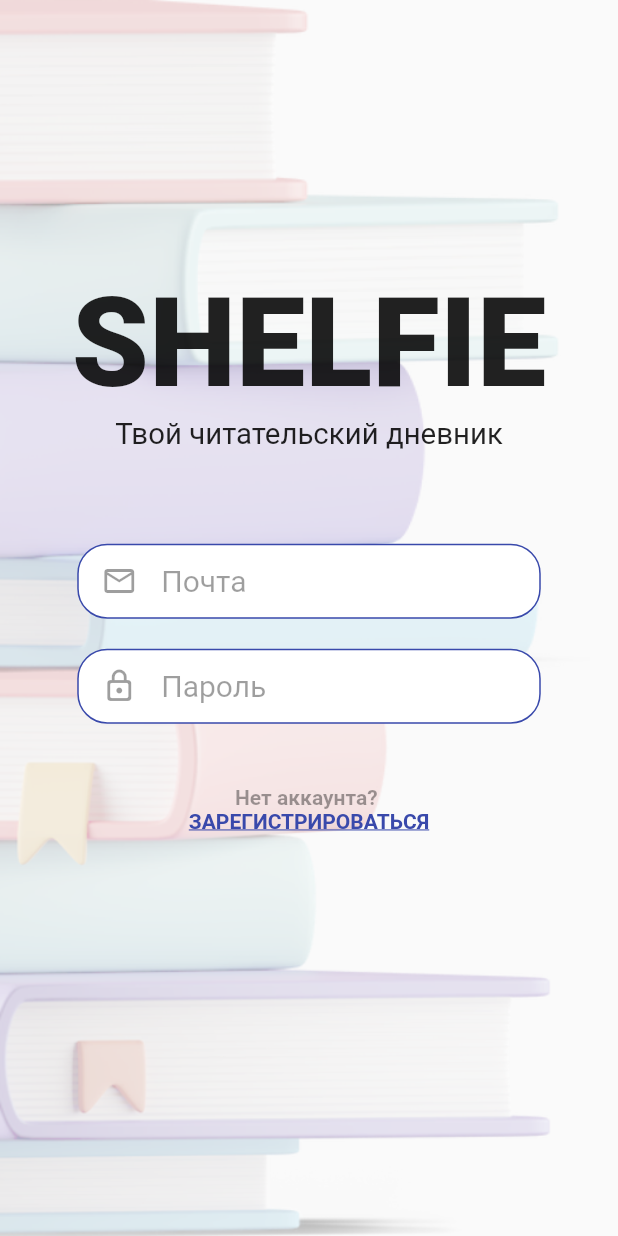
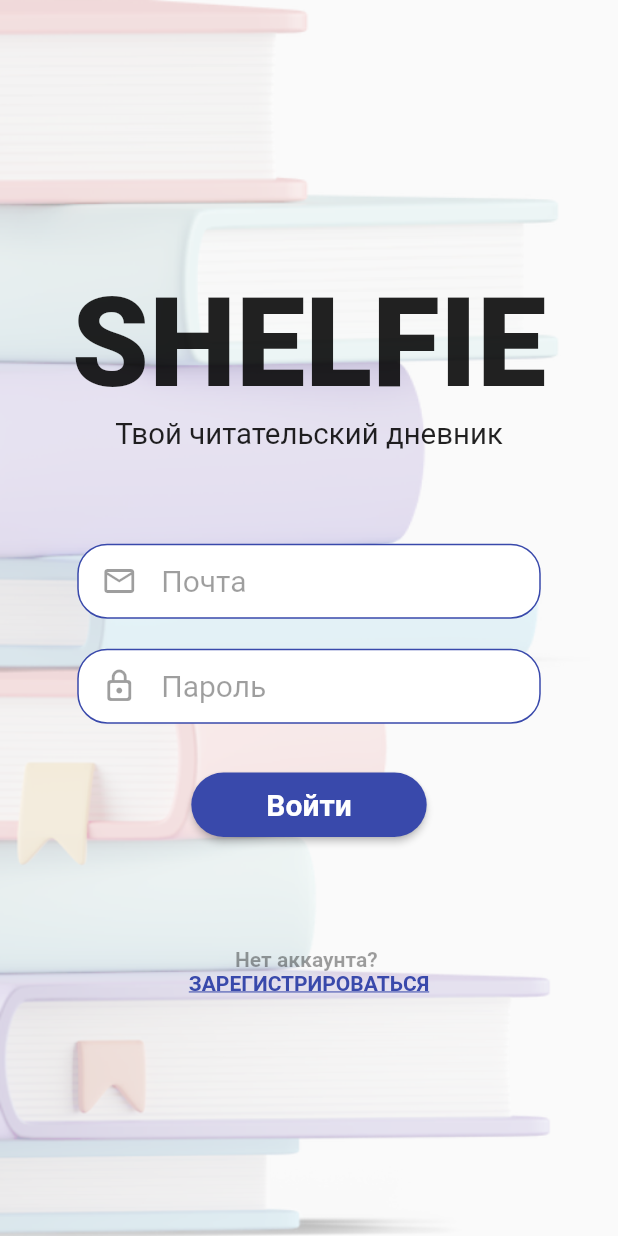
Before and after one commit to AnnaSibirtseva/Shelfie, a Flutter app: the screen it shows after launch, on a phone screen of 412 x 824 dp. Run offline on Flutter 3.47's test engine with Material 2 defaults, Android fonts, the phone set to English and light mode, and no system bars; Roboto replaces fonts that are missing (VelaSans, VelaSansExtraBold).

Commit message:
Log in button

```diff
--- /dev/null
+++ b/lib/components/buttons/rounded_button.dart
@@ -0,0 +1,37 @@
+import 'package:flutter/material.dart';
+
+class RoundedButton extends StatelessWidget {
+  final String text;
+  final VoidCallback press;
+
+  const RoundedButton({
+    Key? key,
+    required this.text,
+    required this.press,
+  }) : super(key: key);
+
+  @override
+  Widget build(BuildContext context) {
+    Size size = MediaQuery.of(context).size;
+    return Container(
+        // Indents top and bottom.
+        margin: const EdgeInsets.symmetric(vertical: 30),
+        child: newElevatedButton(context));
+  }
+
+  Widget newElevatedButton(BuildContext context) {
+    return ElevatedButton(
+      child: Text(
+        text,
+        style: const TextStyle(
+            fontSize: 20.0, fontWeight: FontWeight.w700, color: Colors.white),
+      ),
+      style: ElevatedButton.styleFrom(
+          shape: const StadiumBorder(),
+          primary: Colors.indigo.shade600,
+          // Moves text in the button.
+          padding: const EdgeInsets.symmetric(horizontal: 50, vertical: 10)),
+      onPressed: press,
+    );
+  }
+}
--- a/lib/screens/log_in/components/body.dart
+++ b/lib/screens/log_in/components/body.dart
@@ -1,5 +1,6 @@
 import 'package:flutter/material.dart';
 
+import '../../../components/buttons/rounded_button.dart';
 import '../../../components/widgets/already_have_account.dart';
 import '../../../components/widgets/password_text_field.dart';
 import '../../../components/widgets/rounded_text_field.dart';
@@ -24,6 +25,7 @@ class Body extends StatelessWidget {
                         hintText: 'Почта',
                         icon: Icons.email_outlined),
                     const PasswordTextField(),
+                    RoundedButton(text: 'Войти', press: () { }),
                     SizedBox(height: size.height * 0.05),
                     const AlreadyHaveAnAccountCheck(),
                   ],
```
